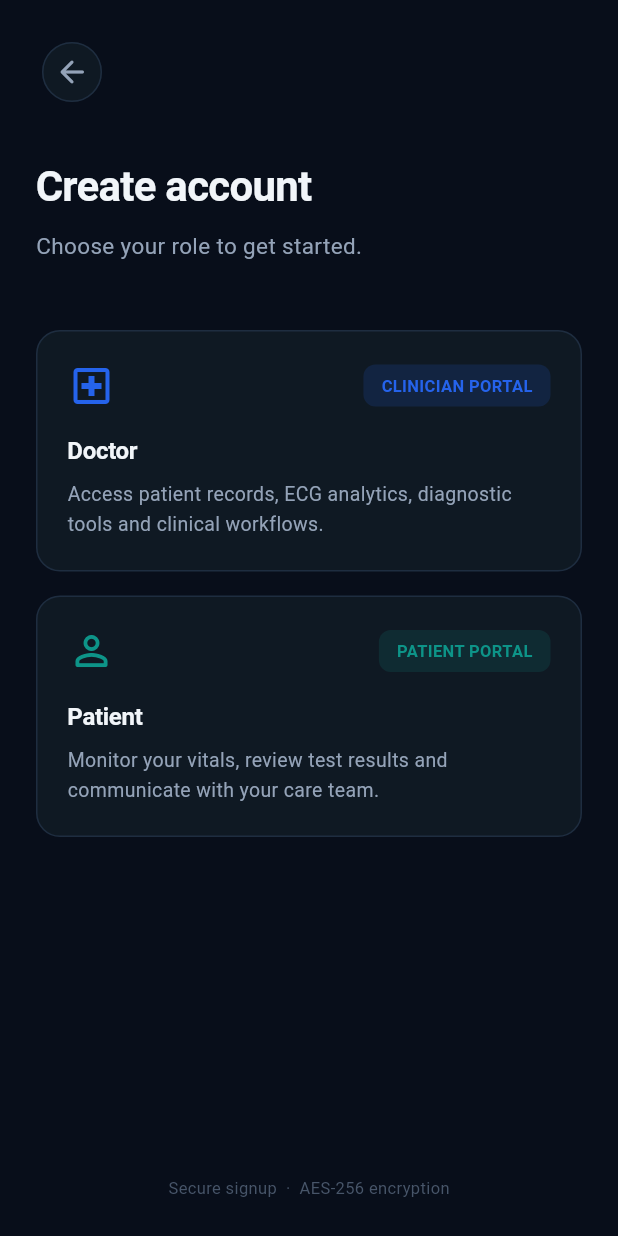
After one commit to Nouman-Usman/chestsense, a Flutter app: the RoleSelectionForSignup screen opened directly, on a phone screen of 412 x 824 dp. The commit adds this screen. Run offline on Flutter 3.47's test engine with Material 3 defaults, Android fonts, the phone set to English and light mode, and no system bars; our stand-ins replace cloud_firestore, firebase_auth, firebase_core, firebase_storage, google_sign_in, image_picker; accounts and stored records are empty.

Commit message:
Refactor authentication screens to use a unified login screen and update navigation routes

```diff
--- /dev/null
+++ b/lib/screens/auth/login_screen.dart
@@ -0,0 +1,443 @@
+import 'package:flutter/material.dart';
+import 'package:provider/provider.dart';
+import '../../theme/app_theme.dart';
+import '../../services/firebase_auth_service.dart';
+import '../../services/firebase_db_service.dart';
+import 'patient_signup_screen.dart';
+import 'doctor_signup_screen.dart';
+import '../home/patient_home_screen.dart';
+import '../home/doctor_home_screen.dart';
+
+class LoginScreen extends StatefulWidget {
+  const LoginScreen({super.key});
+  @override
+  State<LoginScreen> createState() => _LoginScreenState();
+}
+
+class _LoginScreenState extends State<LoginScreen>
+    with SingleTickerProviderStateMixin {
+  final _email = TextEditingController();
+  final _password = TextEditingController();
+  bool _obscure = true;
+  bool _loading = false;
+  late AnimationController _ctrl;
+  late Animation<double> _fade;
+  late Animation<Offset> _slide;
+
+  @override
+  void initState() {
+    super.initState();
+    _ctrl = AnimationController(
+        vsync: this, duration: const Duration(milliseconds: 550));
+    _fade = CurvedAnimation(parent: _ctrl, curve: Curves.easeOut);
+    _slide = Tween<Offset>(begin: const Offset(0, 0.10), end: Offset.zero)
+        .animate(CurvedAnimation(parent: _ctrl, curve: Curves.easeOutCubic));
+    _ctrl.forward();
+  }
+
+  @override
+  void dispose() {
+    _ctrl.dispose();
+    _email.dispose();
+    _password.dispose();
+    super.dispose();
+  }
+
+  void _submit() async {
+    final email = _email.text.trim();
+    final pass = _password.text;
+    if (email.isEmpty || pass.isEmpty) {
+      ScaffoldMessenger.of(context).showSnackBar(
+        const SnackBar(content: Text('Please enter email and password.')),
+      );
+      return;
+    }
+    setState(() => _loading = true);
+    final auth = context.read<FirebaseAuthService>();
+    final db = context.read<FirebaseDbService>();
+    final nav = Navigator.of(context);
+    final messenger = ScaffoldMessenger.of(context);
+    try {
+      await auth.signInWithEmail(email: email, password: pass);
+      final uid = auth.currentUser!.uid;
+      final data = await db.getUserData(uid);
+      if (!mounted) return;
+
+      final role = data?['role'];
+      if (role == null) {
+        await auth.signOut();
+        messenger.showSnackBar(
+          const SnackBar(content: Text('User role not found. Please contact support.')),
+        );
+        setState(() => _loading = false);
+        return;
+      }
+
+      // Redirect based on role
+      Widget homeScreen;
+      if (role == 'doctor') {
+        homeScreen = const DoctorHomeScreen();
+      } else if (role == 'patient') {
+        homeScreen = const PatientHomeScreen();
+      } else {
+        await auth.signOut();
+        messenger.showSnackBar(
+          const SnackBar(content: Text('Invalid user role.')),
+        );
+        setState(() => _loading = false);
+        return;
+      }
+
+      nav.pushReplacement(_fadeRoute(homeScreen));
+    } catch (e) {
+      if (!mounted) return;
+      messenger.showSnackBar(
+        SnackBar(content: Text(e.toString())),
+      );
+      setState(() => _loading = false);
+    }
+  }
+
+  @override
+  Widget build(BuildContext context) {
+    return Scaffold(
+      backgroundColor: AppColors.bg,
+      body: FadeTransition(
+        opacity: _fade,
+        child: SlideTransition(
+          position: _slide,
+          child: SafeArea(
+            child: SingleChildScrollView(
+              padding: const EdgeInsets.symmetric(horizontal: 24),
+              child: Column(
+                crossAxisAlignment: CrossAxisAlignment.start,
+                children: [
+                  const SizedBox(height: 24),
+                  IconButton(
+                    onPressed: () => Navigator.of(context).pop(),
+                    icon: const Icon(Icons.arrow_back_rounded,
+                        color: AppColors.textSecondary),
+                    style: IconButton.styleFrom(
+                      backgroundColor: AppColors.surface,
+                      side: const BorderSide(color: AppColors.border),
+                    ),
+                  ),
+                  const SizedBox(height: 36),
+                  PortalBadge(
+                    label: 'SECURE LOGIN',
+                    icon: Icons.security_rounded,
+                    accent: AppColors.doctorPrimary,
+                  ),
+                  const SizedBox(height: 16),
+                  Text('Welcome back', style: AppText.displayMd),
+                  const SizedBox(height: 8),
+                  Text(
+                    'Sign in to access your personalized\nclinical dashboard.',
+                    style: AppText.bodyLg,
+                  ),
+                  const SizedBox(height: 36),
+                  AppCard(
+                    child: Column(
+                      children: [
+                        AppTextField(
+                          label: 'EMAIL ADDRESS',
+                          controller: _email,
+                          hint: 'your@email.com',
+                          icon: Icons.email_outlined,
+                          accent: AppColors.doctorPrimary,
+                          keyboardType: TextInputType.emailAddress,
+                        ),
+                        const SizedBox(height: 20),
+                        AppPasswordField(
+                          label: 'PASSWORD',
+                          controller: _password,
+                          hint: '••••••••',
+                          obscure: _obscure,
+                          accent: AppColors.doctorPrimary,
+                          onToggle: () =>
+                              setState(() => _obscure = !_obscure),
+                        ),
+                        const SizedBox(height: 16),
+                        Align(
+                          alignment: Alignment.centerRight,
+                          child: TextButton(
+                            onPressed: () {},
+                            style: TextButton.styleFrom(
+                                foregroundColor: AppColors.doctorPrimary),
+                            child: const Text('Forgot password?'),
+                          ),
+                        ),
+                        const SizedBox(height: 8),
+                        PrimaryButton(
+                          label: 'Sign In',
+                          isLoading: _loading,
+                          color: AppColors.doctorPrimary,
+                          trailingIcon: Icons.arrow_forward_rounded,
+                          onPressed: _submit,
+                        ),
+                        const SizedBox(height: 16),
+                        Row(children: [
+                          const Expanded(
+                              child: Divider(color: AppColors.border)),
+                          Padding(
+                            padding:
+                                const EdgeInsets.symmetric(horizontal: 12),
+                            child: Text('or', style: AppText.caption),
+                          ),
+                          const Expanded(
+                              child: Divider(color: AppColors.border)),
+                        ]),
+                        const SizedBox(height: 16),
+                        OutlinedButton.icon(
+                          onPressed: () {},
+                          icon: const Icon(Icons.fingerprint_rounded,
+                              size: 20),
+                          label: const Text('Sign in with Biometrics'),
+                        ),
+                      ],
+                    ),
+                  ),
+                  const SizedBox(height: 24),
+                  Row(
+                    mainAxisAlignment: MainAxisAlignment.center,
+                    children: [
+                      Text("New here?", style: AppText.bodySm),
+                      const SizedBox(width: 6),
+                      TextButton(
+                        onPressed: () => Navigator.of(context)
+                            .push(_slideRoute(const RoleSelectionForSignup())),
+                        style: TextButton.styleFrom(
+                            foregroundColor: AppColors.doctorPrimary),
+                        child: const Text('Create account'),
+                      ),
+                    ],
+                  ),
+                  const SizedBox(height: 32),
+                ],
+              ),
+            ),
+          ),
+        ),
+      ),
+    );
+  }
+}
+
+/// Simple role selection screen for signup
+class RoleSelectionForSignup extends StatefulWidget {
+  const RoleSelectionForSignup({super.key});
+  @override
+  State<RoleSelectionForSignup> createState() => _RoleSelectionForSignupState();
+}
+
+class _RoleSelectionForSignupState extends State<RoleSelectionForSignup>
+    with TickerProviderStateMixin {
+  late AnimationController _ctrl;
+  late Animation<double> _fade;
+  late Animation<Offset> _slide;
+
+  @override
+  void initState() {
+    super.initState();
+    _ctrl = AnimationController(vsync: this, duration: const Duration(milliseconds: 550));
+    _fade = CurvedAnimation(parent: _ctrl, curve: Curves.easeOut);
+    _slide = Tween<Offset>(begin: const Offset(0, 0.10), end: Offset.zero)
+        .animate(CurvedAnimation(parent: _ctrl, curve: Curves.easeOutCubic));
+    _ctrl.forward();
+  }
+
+  @override
+  void dispose() { _ctrl.dispose(); super.dispose(); }
+
+  @override
+  Widget build(BuildContext context) {
+    return Scaffold(
+      backgroundColor: AppColors.bg,
+      body: SafeArea(
+        child: FadeTransition(
+          opacity: _fade,
+          child: SlideTransition(
+            position: _slide,
+            child: Column(
+              children: [
+                Expanded(
+                  child: SingleChildScrollView(
+                    padding: const EdgeInsets.symmetric(horizontal: 24),
+                    child: Column(
+                      crossAxisAlignment: CrossAxisAlignment.start,
+                      children: [
+                        const SizedBox(height: 24),
+                        IconButton(
+                          onPressed: () => Navigator.of(context).pop(),
+                          icon: const Icon(Icons.arrow_back_rounded, color: AppColors.textSecondary),
+                          style: IconButton.styleFrom(
+                            backgroundColor: AppColors.surface,
+                            side: const BorderSide(color: AppColors.border),
+                          ),
+                        ),
+                        const SizedBox(height: 36),
+                        Text('Create account', style: AppText.displayMd),
+                        const SizedBox(height: 10),
+                        Text('Choose your role to get started.', style: AppText.bodyLg),
+                        const SizedBox(height: 44),
+                        FadeSlideIn(
+                          delay: const Duration(milliseconds: 100),
+                          child: _RoleCard(
+                            icon: Icons.local_hospital_outlined,
+                            role: 'Doctor',
+                            badge: 'CLINICIAN PORTAL',
+                            subtitle: 'Access patient records, ECG analytics, diagnostic\ntools and clinical workflows.',
+                            accent: AppColors.doctorPrimary,
+                            glow: AppColors.doctorGlow,
+                            onTap: () => Navigator.of(context).push(_slideRoute(const DoctorSignupScreen())),
+                          ),
+                        ),
+                        const SizedBox(height: 16),
+                        FadeSlideIn(
+                          delay: const Duration(milliseconds: 200),
+                          child: _RoleCard(
+                            icon: Icons.person_outline_rounded,
+                            role: 'Patient',
+                            badge: 'PATIENT PORTAL',
+                            subtitle: 'Monitor your vitals, review test results and\ncommunicate with your care team.',
+                            accent: AppColors.patientPrimary,
+                            glow: AppColors.patientGlow,
+                            onTap: () => Navigator.of(context).push(_slideRoute(const PatientSignupScreen())),
+                          ),
+                        ),
+                        const SizedBox(height: 24),
+                      ],
+                    ),
+                  ),
+                ),
+                Padding(
+                  padding: const EdgeInsets.fromLTRB(24, 8, 24, 24),
+                  child: Center(
+                    child: Text('Secure signup  ·  AES-256 encryption', style: AppText.caption),
+                  ),
+                ),
+              ],
+            ),
+          ),
+        ),
+      ),
+    );
+  }
+}
+
+class _RoleCard extends StatefulWidget {
+  final IconData icon;
+  final String role;
+  final String badge;
+  final String subtitle;
+  final Color accent;
+  final Color glow;
+  final VoidCallback onTap;
+
+  const _RoleCard({
+    required this.icon,
+    required this.role,
+    required this.badge,
+    required this.subtitle,
+    required this.accent,
+    required this.glow,
+    required this.onTap,
+  });
+
+  @override
+  State<_RoleCard> createState() => _RoleCardState();
+}
+
+class _RoleCardState extends State<_RoleCard> {
+  bool _hover = false;
+
+  @override
+  Widget build(BuildContext context) {
+    return GestureDetector(
+      onTap: widget.onTap,
+      child: MouseRegion(
+        onEnter: (_) => setState(() => _hover = true),
+        onExit: (_) => setState(() => _hover = false),
+        child: AnimatedContainer(
+          duration: const Duration(milliseconds: 300),
+          padding: const EdgeInsets.all(20),
+          decoration: BoxDecoration(
+            color: AppColors.surface,
+            border: Border.all(
+              color: _hover ? widget.accent : AppColors.border,
+              width: _hover ? 2 : 1,
+            ),
+            borderRadius: BorderRadius.circular(16),
+            boxShadow: _hover
+                ? [
+                    BoxShadow(
+                      color: widget.glow.withValues(alpha: 0.2),
+                      blurRadius: 24,
+                      spreadRadius: 0,
+                    )
+                  ]
+                : [],
+          ),
+          child: Column(
+            crossAxisAlignment: CrossAxisAlignment.start,
+            children: [
+              Row(
+                mainAxisAlignment: MainAxisAlignment.spaceBetween,
+                children: [
+                  Icon(widget.icon, color: widget.accent, size: 32),
+                  Container(
+                    padding: const EdgeInsets.symmetric(horizontal: 12, vertical: 6),
+                    decoration: BoxDecoration(
+                      color: widget.glow.withValues(alpha: 0.15),
+                      borderRadius: BorderRadius.circular(8),
+                    ),
+                    child: Text(
+                      widget.badge,
+                      style: AppText.caption.copyWith(
+                        color: widget.accent,
+                        fontWeight: FontWeight.w600,
+                      ),
+                    ),
+                  ),
+                ],
+              ),
+              const SizedBox(height: 16),
+              Text(widget.role, style: AppText.headingMd),
+              const SizedBox(height: 8),
+              Text(widget.subtitle, style: AppText.bodySm),
+            ],
+          ),
+        ),
+      ),
+    );
+  }
+}
+
+Route<void> _fadeRoute(Widget page) {
+  return PageRouteBuilder(
+    pageBuilder: (context, anim, secondary) => page,
+    transitionDuration: const Duration(milliseconds: 380),
+    transitionsBuilder: (context, anim, secondary, child) => FadeTransition(
+      opacity: CurvedAnimation(parent: anim, curve: Curves.easeOut),
+      child: child,
+    ),
+  );
+}
+
+Route<void> _slideRoute(Widget page) {
+  return PageRouteBuilder(
+    pageBuilder: (context, anim, secondary) => page,
+    transitionDuration: const Duration(milliseconds: 380),
+    reverseTransitionDuration: const Duration(milliseconds: 300),
+    transitionsBuilder: (context, anim, secondary, child) {
+      final slide = Tween<Offset>(
+        begin: const Offset(1, 0),
+        end: Offset.zero,
+      ).animate(CurvedAnimation(parent: anim, curve: Curves.easeOutCubic));
+      return FadeTransition(
+        opacity: CurvedAnimation(parent: anim, curve: Curves.easeOut),
+        child: SlideTransition(position: slide, child: child),
+      );
+    },
+  );
+}
--- a/lib/screens/auth/patient_signup_screen.dart
+++ b/lib/screens/auth/patient_signup_screen.dart
@@ -3,7 +3,7 @@ import 'package:provider/provider.dart';
 import '../../theme/app_theme.dart';
 import '../../services/firebase_auth_service.dart';
 import '../../services/firebase_db_service.dart';
-import 'patient_login_screen.dart';
+import 'login_screen.dart';
 
 class PatientSignupScreen extends StatefulWidget {
   const PatientSignupScreen({super.key});
@@ -96,7 +96,7 @@ class _PatientSignupScreenState extends State<PatientSignupScreen>
       );
       if (!mounted) return;
       Navigator.of(context).pushAndRemoveUntil(
-          _fadeRoute(const PatientLoginScreen()), (_) => false);
+          _fadeRoute(const LoginScreen()), (_) => false);
     } catch (e) {
       if (!mounted) return;
       ScaffoldMessenger.of(context).showSnackBar(
@@ -205,7 +205,7 @@ class _PatientSignupScreenState extends State<PatientSignupScreen>
                     children: [
                       Text('Already have an account?', style: AppText.bodySm),
                       TextButton(
-                        onPressed: () => Navigator.of(context).pop(),
+                        onPressed: () => Navigator.of(context).pushReplacement(_fadeRoute(const LoginScreen())),
                         style: TextButton.styleFrom(foregroundColor: _accent),
                         child: const Text('Sign in'),
                       ),
--- a/lib/screens/auth/welcome_screen.dart
+++ b/lib/screens/auth/welcome_screen.dart
@@ -1,6 +1,6 @@
 import 'package:flutter/material.dart';
 import '../../theme/app_theme.dart';
-import 'role_selection_screen.dart';
+import 'login_screen.dart';
 
 class WelcomeScreen extends StatefulWidget {
   const WelcomeScreen({super.key});
@@ -155,7 +155,7 @@ class _WelcomeScreenState extends State<WelcomeScreen>
                           PrimaryButton(
                             label: 'Get Started',
                             trailingIcon: Icons.arrow_forward_rounded,
-                            onPressed: () => Navigator.of(context).push(_fadeRoute(const RoleSelectionScreen())),
+                            onPressed: () => Navigator.of(context).push(_fadeRoute(const LoginScreen())),
                           ),
                           const SizedBox(height: 20),
                           Center(
--- a/lib/screens/home/doctor_home_screen.dart
+++ b/lib/screens/home/doctor_home_screen.dart
@@ -58,7 +58,7 @@ class _DoctorHomeScreenState extends State<DoctorHomeScreen>
   Widget build(BuildContext context) {
     final auth = context.read<FirebaseAuthService>();
     final name = auth.currentUser?.displayName ?? 'Doctor';
-    final firstName = name.split(' ').first;
+    final firstName = name.split(' ').last;
 
     return Scaffold(
       backgroundColor: AppColors.bg,
```
Also changed, not shown: lib/screens/auth/doctor_signup_screen.dart (+4 -3 lines).
